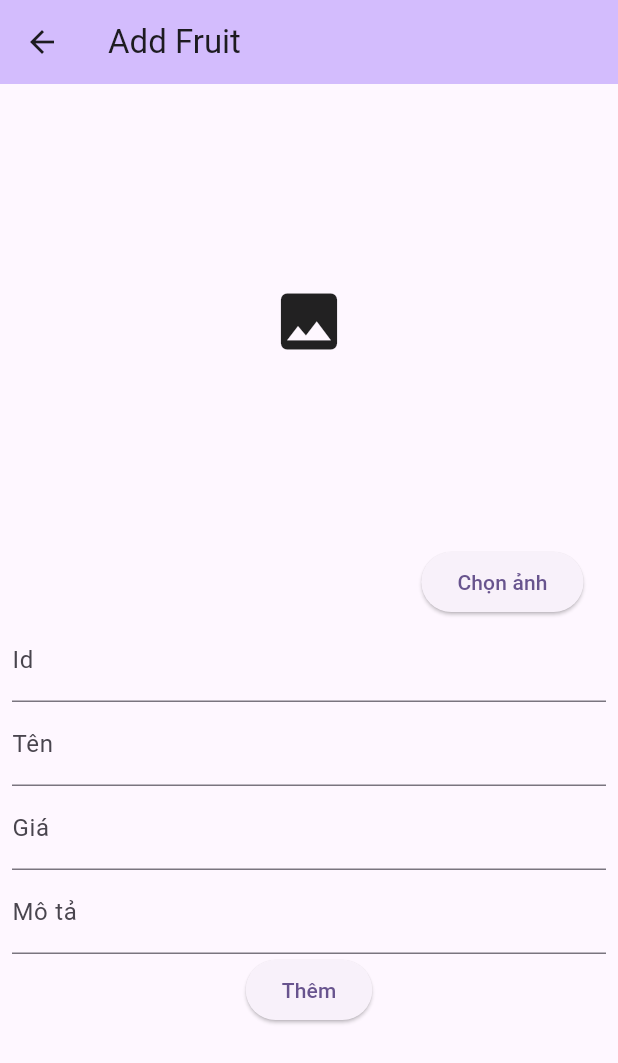
After one commit to koha11/Mobile_Programing, a Flutter app: the PageAddFruit screen opened directly, after a tap on "Thêm", on a phone screen of 412 x 824 dp. The commit adds this screen. Shown: the top 1063 px of the screen. Run offline on Flutter 3.47's test engine with Material 3 defaults, Android fonts, the phone set to English and light mode, and no system bars; our stand-ins replace badges, flutter_dotenv, flutter_rating_bar, flutter_slidable, get, image_picker and 2 more; missing offline and left inert: xml2json; accounts and stored records are empty.

Commit message:
admin fruit store

```diff
--- /dev/null
+++ b/lib/commercial_app/admin_pages/fruit_add_page.dart
@@ -0,0 +1,120 @@
+import 'dart:io';
+
+import 'package:flutter/material.dart';
+import 'package:image_picker/image_picker.dart';
+
+import '../models/fruit.model.dart';
+import '../supabase_helper.dart';
+
+class PageAddFruit extends StatefulWidget {
+  const PageAddFruit({super.key});
+
+  @override
+  State<PageAddFruit> createState() => _PageAddFruitState();
+}
+
+class _PageAddFruitState extends State<PageAddFruit> {
+  XFile? xFile;
+  TextEditingController txtId = TextEditingController();
+  TextEditingController txtTen = TextEditingController();
+  TextEditingController txtGia = TextEditingController();
+  TextEditingController txtMoTa = TextEditingController();
+
+  @override
+  Widget build(BuildContext context) {
+    return Scaffold(
+      appBar: AppBar(
+        title: Text("Add Fruit"),
+        backgroundColor: Theme.of(context).colorScheme.inversePrimary,
+      ),
+      body: SingleChildScrollView(
+        child: Padding(
+          padding: const EdgeInsets.all(8.0),
+          child: Column(
+            children: [
+              Container(
+                height: 300,
+                child: xFile == null
+                    ? Icon(
+                        Icons.image,
+                        size: 50,
+                      )
+                    : Image.file(File(xFile!.path)),
+              ),
+              Row(
+                mainAxisAlignment: MainAxisAlignment.end,
+                children: [
+                  ElevatedButton(
+                      onPressed: () async {
+                        var imagePicker = await ImagePicker()
+                            .pickImage(source: ImageSource.gallery);
+
+                        if (imagePicker != null) {
+                          setState(() {
+                            xFile = imagePicker;
+                          });
+                        }
+                      },
+                      child: Text("Chọn ảnh")),
+                  SizedBox(
+                    width: 15,
+                  ),
+                ],
+              ),
+              TextField(
+                controller: txtId,
+                keyboardType: TextInputType.numberWithOptions(
+                    signed: false, decimal: false),
+                decoration: InputDecoration(labelText: "Id"),
+              ),
+              TextField(
+                controller: txtTen,
+                decoration: InputDecoration(labelText: "Tên"),
+              ),
+              TextField(
+                controller: txtGia,
+                keyboardType: TextInputType.numberWithOptions(
+                    signed: false, decimal: false),
+                decoration: InputDecoration(labelText: "Giá"),
+              ),
+              TextField(
+                controller: txtMoTa,
+                decoration: InputDecoration(labelText: "Mô tả"),
+              ),
+              ElevatedButton(
+                  onPressed: () async {
+                    if (xFile != null) {
+                      ScaffoldMessenger.of(context).clearSnackBars();
+                      ScaffoldMessenger.of(context).showSnackBar(SnackBar(
+                        content: Text("Đang thêm ${txtTen.text} ..."),
+                        duration: Duration(seconds: 5),
+                      ));
+
+                      var imageUrl = await uploadImage(
+                          image: File(xFile!.path),
+                          bucket: "images",
+                          path: "fruits/Fruit_${txtId.text}.jpg");
+
+                      Fruit fruit = Fruit(
+                          id: int.parse(txtId.text),
+                          ten: txtTen.text,
+                          anh: imageUrl,
+                          gia: int.parse(txtGia.text),
+                          moTa: txtMoTa.text);
+
+                      FruitSnapshot.insert(fruit);
+                      ScaffoldMessenger.of(context).clearSnackBars();
+                      ScaffoldMessenger.of(context).showSnackBar(SnackBar(
+                        content: Text("Đã thêm ${txtTen.text} ..."),
+                        duration: Duration(seconds: 5),
+                      ));
+                    }
+                  },
+                  child: Text("Thêm")),
+            ],
+          ),
+        ),
+      ),
+    );
+  }
+}
--- a/lib/commercial_app/models/fruit.model.dart
+++ b/lib/commercial_app/models/fruit.model.dart
@@ -45,12 +45,12 @@ class FruitSnapshot {
     return data;
   }
 
-  Future<void> delete() async {
+  static Future<void> delete(int fruitId) async {
     final supabase = Supabase.instance.client;
 
-    await supabase.from("Fruit").delete().eq("id", fruit.id);
+    await supabase.from("Fruit").delete().eq("id", fruitId);
 
-    await removeImage(bucket: "Images", path: "fruits/Fruit_${fruit.id}");
+    await removeImage(bucket: "images", path: "fruits/Fruit_$fruitId.jpg");
 
     return;
   }
@@ -101,76 +101,3 @@ class FruitSnapshot {
   //   return data;
   // }
 }
-
-// final data = <Fruit>[
-//   Fruit(
-//       id: 1,
-//       ten: "Dâu tây",
-//       gia: 30000,
-//       moTa: "Dâu tây ngon lành",
-//       anh:
-//           "https://images.unsplash.com/photo-1464965911861-746a04b4bca6?q=80&w=1470&auto=format&fit=crop&ixlib=rb-4.0.3&ixid=M3wxMjA3fDB8MHxwaG90by1wYWdlfHx8fGVufDB8fHx8fA%3D%3D"),
-//   Fruit(
-//       id: 2,
-//       ten: "Chuối",
-//       gia: 20000,
-//       moTa: "Chuối vàng khè",
-//       anh:
-//           "https://images.unsplash.com/photo-1571771894821-ce9b6c11b08e?q=80&w=1480&auto=format&fit=crop&ixlib=rb-4.0.3&ixid=M3wxMjA3fDB8MHxwaG90by1wYWdlfHx8fGVufDB8fHx8fA%3D%3D"),
-//   Fruit(
-//       id: 3,
-//       ten: "Bơ",
-//       gia: 27000,
-//       moTa: "Bơ luôn",
-//       anh:
-//           "https://images.unsplash.com/photo-1704960961383-67dd63756199?q=80&w=1470&auto=format&fit=crop&ixlib=rb-4.0.3&ixid=M3wxMjA3fDB8MHxwaG90by1wYWdlfHx8fGVufDB8fHx8fA%3D%3D"),
-//   Fruit(
-//       id: 4,
-//       ten: "Thơm",
-//       gia: 32000,
-//       moTa: "Thơm má",
-//       anh:
-//           "https://images.unsplash.com/photo-1490885578174-acda8905c2c6?q=80&w=1469&auto=format&fit=crop&ixlib=rb-4.0.3&ixid=M3wxMjA3fDB8MHxwaG90by1wYWdlfHx8fGVufDB8fHx8fA%3D%3D"),
-//   Fruit(
-//       id: 5,
-//       ten: "Chanh",
-//       gia: 14000,
-//       moTa: "Lẻmon",
-//       anh:
-//           "https://images.unsplash.com/photo-1534531173927-aeb928d54385?q=80&w=1470&auto=format&fit=crop&ixlib=rb-4.0.3&ixid=M3wxMjA3fDB8MHxwaG90by1wYWdlfHx8fGVufDB8fHx8fA%3D%3D"),
-//   Fruit(
-//       id: 6,
-//       ten: "Măng xôi",
-//       gia: 28000,
-//       moTa: "Ngon",
-//       anh:
-//           "https://images.unsplash.com/photo-1577003833619-76bbd7f82948?q=80&w=1470&auto=format&fit=crop&ixlib=rb-4.0.3&ixid=M3wxMjA3fDB8MHxwaG90by1wYWdlfHx8fGVufDB8fHx8fA%3D%3D"),
-//   Fruit(
-//       id: 7,
-//       ten: "Việt quất",
-//       gia: 50000,
-//       moTa: "Việt ơi đừng quất",
-//       anh:
-//           "https://images.unsplash.com/photo-1425934398893-310a009a77f9?q=80&w=1471&auto=format&fit=crop&ixlib=rb-4.0.3&ixid=M3wxMjA3fDB8MHxwaG90by1wYWdlfHx8fGVufDB8fHx8fA%3D%3D"),
-//   Fruit(
-//       id: 8,
-//       ten: "Táo",
-//       gia: 22000,
-//       moTa: "Ba quả táo",
-//       anh:
-//           "https://images.unsplash.com/photo-1533893662125-43c54ffa3b41?q=80&w=1470&auto=format&fit=crop&ixlib=rb-4.0.3&ixid=M3wxMjA3fDB8MHxwaG90by1wYWdlfHx8fGVufDB8fHx8fA%3D%3D"),
-//   Fruit(
-//       id: 9,
-//       ten: "Cherry",
-//       gia: 43000,
-//       moTa: "Cherry Cherry lady",
-//       anh:
-//           "https://images.unsplash.com/photo-1528373553865-c5d96fe764f1?q=80&w=1470&auto=format&fit=crop&ixlib=rb-4.0.3&ixid=M3wxMjA3fDB8MHxwaG90by1wYWdlfHx8fGVufDB8fHx8fA%3D%3D"),
-//   Fruit(
-//       id: 10,
-//       ten: "Thanh Long",
-//       gia: 27000,
-//       moTa: "Long ơi là Long",
-//       anh:
-//           "https://images.unsplash.com/photo-1585138774489-caf6e48633b5?q=80&w=1472&auto=format&fit=crop&ixlib=rb-4.0.3&ixid=M3wxMjA3fDB8MHxwaG90by1wYWdlfHx8fGVufDB8fHx8fA%3D%3D"),
-// ];
--- a/pubspec.yaml
+++ b/pubspec.yaml
@@ -43,6 +43,9 @@ dependencies:
   flutter_dotenv: ^5.2.1
   xml2json: ^6.2.6
   webview_flutter: ^4.10.0
+  url_launcher: ^6.3.1
+  flutter_slidable: ^3.1.2
+  image_picker: ^1.1.2
 
 dev_dependencies:
   flutter_test:
```
Also changed, not shown: lib/commercial_app/admin_pages/fruits_page_admin.dart (added, +120 -0 lines), lib/commercial_app/supabase_helper.dart (+12 -0 lines), lib/form/page_form.dart (added, +43 -0 lines), lib/helpers/dialogs.dart (added, +26 -0 lines), lib/mywidgets/async_widget.dart (added, +36 -0 lines), lib/page_home.dart (+8 -0 lines), lib/url_handler/PageCallPhone.dart (added, +47 -0 lines), pubspec.lock, 2 other files.
